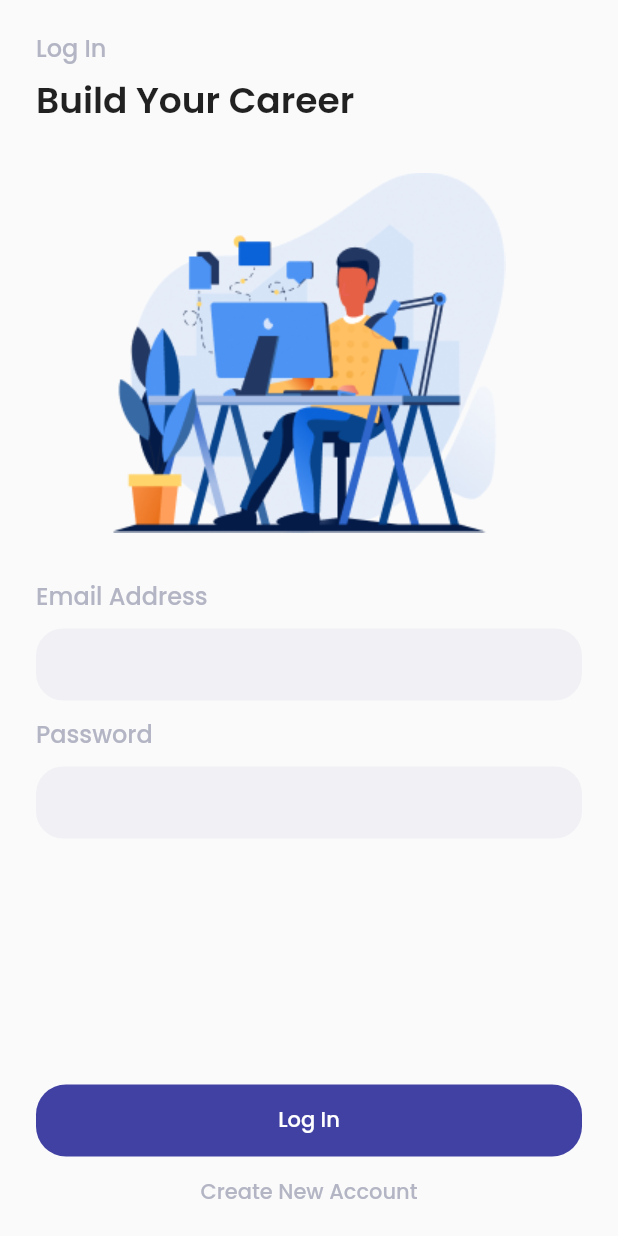
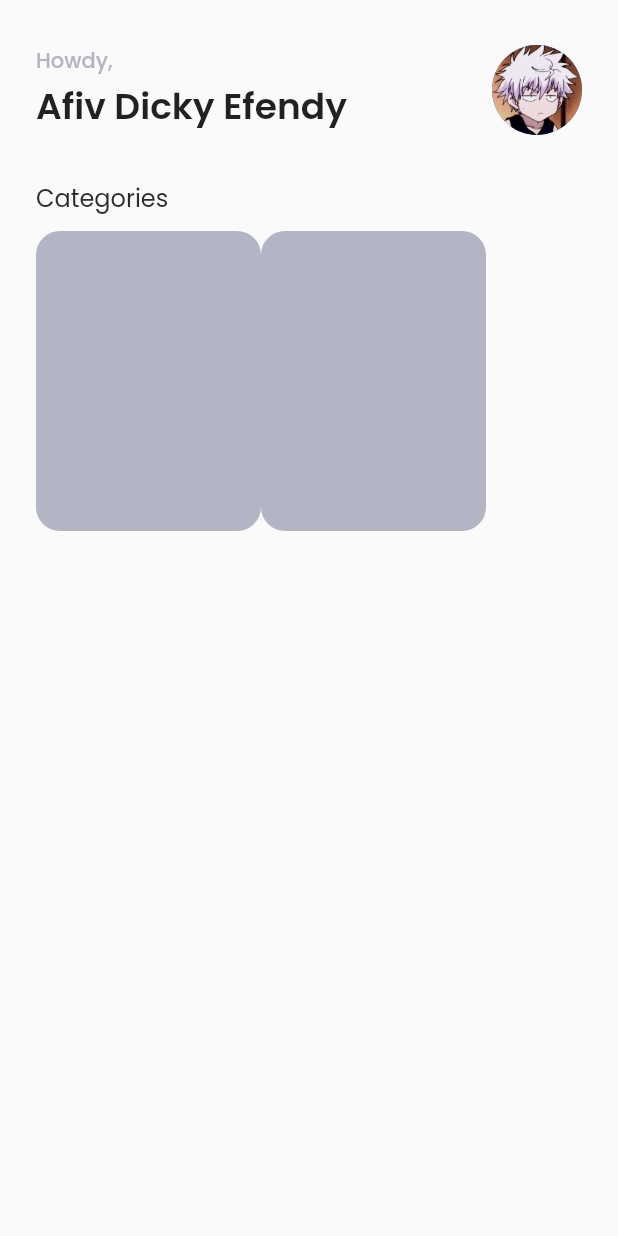
Before and after one commit to withadifens/jobin_app, a Flutter app: the LoginPage screen opened directly, after a tap on "Log In", on a phone screen of 412 x 824 dp. Run offline on Flutter 3.47's test engine with Material 2 defaults, Android fonts, the phone set to English and light mode, and no system bars; our stand-ins replace google_fonts.

Commit message:
add homepage

```diff
--- /dev/null
+++ b/lib/pages/home_page.dart
@@ -0,0 +1,80 @@
+import 'package:flutter/src/foundation/key.dart';
+import 'package:flutter/src/widgets/framework.dart';
+import 'package:flutter/material.dart';
+import 'package:jobin_app/theme/style.dart';
+
+class HomePage extends StatefulWidget {
+  const HomePage({Key? key}) : super(key: key);
+
+  @override
+  State<HomePage> createState() => _HomePageState();
+}
+
+class _HomePageState extends State<HomePage> {
+  @override
+  Widget build(BuildContext context) {
+    return Scaffold(
+      body: Padding(
+        padding: const EdgeInsets.only(top: 30, left: 24, right: 24),
+        child: Column(
+          crossAxisAlignment: CrossAxisAlignment.start,
+          children: [
+            Row(
+              mainAxisAlignment: MainAxisAlignment.spaceBetween,
+              children: [
+                Column(
+                  crossAxisAlignment: CrossAxisAlignment.start,
+                  children: [
+                    Text(
+                      'Howdy,',
+                      style: subtitle.copyWith(color: secondary),
+                    ),
+                    Padding(
+                      padding: const EdgeInsets.only(top: 2),
+                      child: Text(
+                        'Afiv Dicky Efendy',
+                        style: title,
+                      ),
+                    ),
+                  ],
+                ),
+                CircleAvatar(
+                  radius: 30,
+                  backgroundImage: AssetImage('assets/profile.jpg'),
+                ),
+              ],
+            ),
+            Padding(
+              padding: const EdgeInsets.only(top: 30, bottom: 10),
+              child: Text(
+                'Categories',
+                style: title.copyWith(
+                    fontSize: 16,
+                    fontWeight: FontWeight.w400,
+                    color: darkColor),
+              ),
+            ),
+            Row(
+              children: [
+                Container(
+                  height: 200,
+                  width: 150,
+                  decoration: BoxDecoration(
+                      color: secondary,
+                      borderRadius: BorderRadius.circular(16)),
+                ),
+                Container(
+                  height: 200,
+                  width: 150,
+                  decoration: BoxDecoration(
+                      color: secondary,
+                      borderRadius: BorderRadius.circular(16)),
+                ),
+              ],
+            )
+          ],
+        ),
+      ),
+    );
+  }
+}
--- a/lib/pages/login_page.dart
+++ b/lib/pages/login_page.dart
@@ -1,5 +1,6 @@
 import 'package:flutter/material.dart';
 import 'package:flutter/services.dart';
+import 'package:jobin_app/pages/home_page.dart';
 import 'package:jobin_app/pages/signup_page.dart';
 import 'package:jobin_app/theme/style.dart';
 
@@ -80,7 +81,13 @@ class LoginPage extends StatelessWidget {
                   decoration: BoxDecoration(
                       borderRadius: BorderRadius.circular(20), color: primary),
                   child: TextButton(
-                    onPressed: () {},
+                    onPressed: () {
+                      Navigator.push(
+                          context,
+                          MaterialPageRoute(
+                            builder: (context) => HomePage(),
+                          ));
+                    },
                     child: Text(
                       'Log In',
                       style: subtitle.copyWith(color: whiteColor),
--- a/lib/theme/style.dart
+++ b/lib/theme/style.dart
@@ -5,6 +5,7 @@ Color primary = const Color(0xff4141A4);
 Color secondary = const Color(0xffB3B5C4);
 Color redColor = const Color(0xffFD4F56);
 Color whiteColor = Colors.white;
+Color darkColor = const Color(0xff272C2F);
 
 TextStyle tagline = GoogleFonts.poppins(
     fontSize: 32, fontWeight: FontWeight.w400, color: whiteColor);
```
